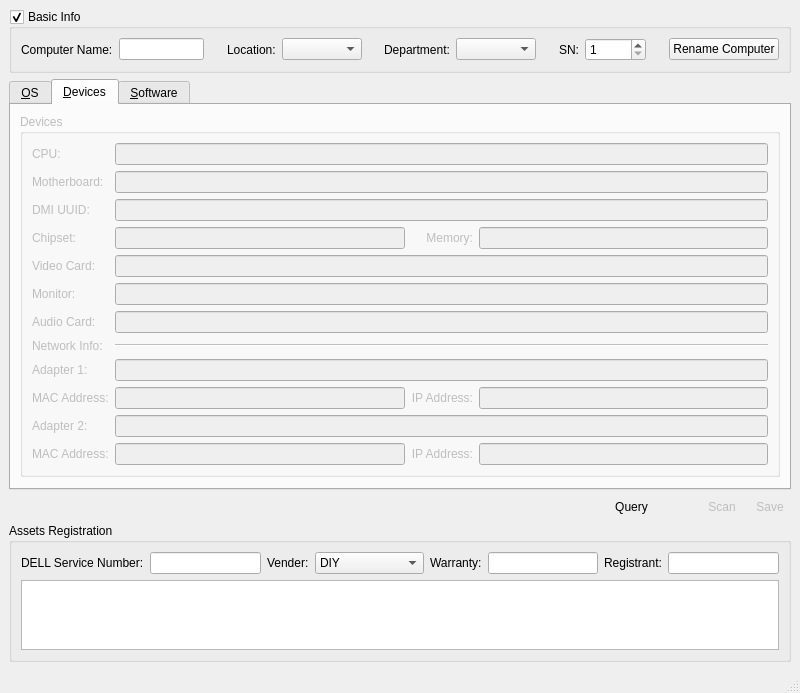
Above: APP/src/plugins/systeminfo/systeminfo.ui from RallyWRT/qtapplications before the change. Below: the same form after it.
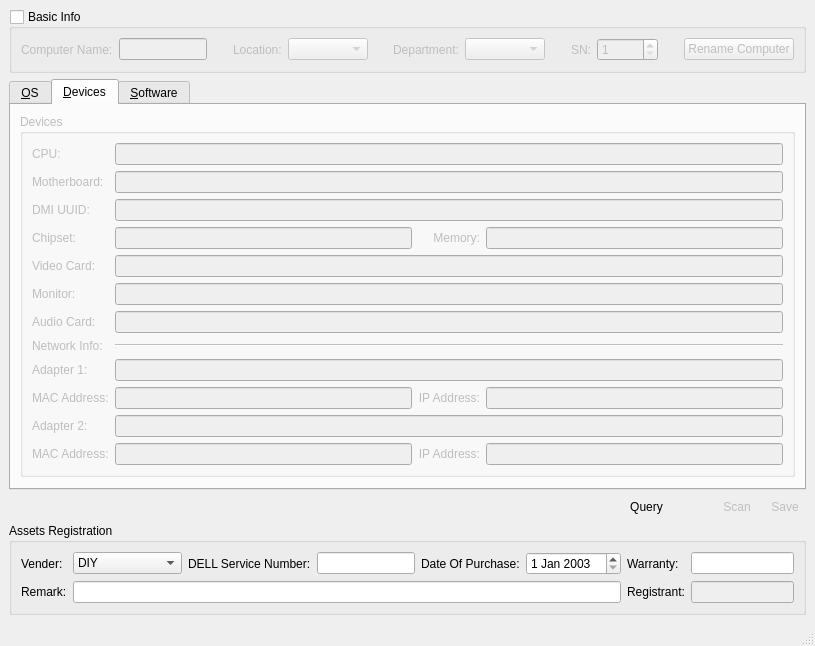
That is the form after the change. Icons and pictures are not drawn.

```diff
--- a/APP/src/plugins/systeminfo/systeminfo.ui
+++ b/APP/src/plugins/systeminfo/systeminfo.ui
@@ -6,8 +6,8 @@
    <rect>
     <x>0</x>
     <y>0</y>
-    <width>800</width>
-    <height>646</height>
+    <width>815</width>
+    <height>601</height>
    </rect>
   </property>
   <property name="windowTitle">
@@ -17,6 +17,9 @@
    <layout class="QGridLayout" name="gridLayout_3">
     <item row="0" column="0">
      <widget class="QGroupBox" name="groupBoxBasicSettings_2">
+      <property name="enabled">
+       <bool>true</bool>
+      </property>
       <property name="title">
        <string>Basic Info</string>
       </property>
@@ -24,7 +27,7 @@
        <bool>true</bool>
       </property>
       <property name="checked">
-       <bool>true</bool>
+       <bool>false</bool>
       </property>
       <layout class="QHBoxLayout" name="horizontalLayout_3">
        <item>
@@ -752,73 +755,114 @@
        <string>Assets Registration </string>
       </property>
       <layout class="QGridLayout" name="gridLayout">
-       <item row="0" column="6">
+       <item row="1" column="7">
         <widget class="QLabel" name="label_5">
          <property name="text">
           <string>Registrant:</string>
          </property>
         </widget>
        </item>
-       <item row="0" column="0">
+       <item row="1" column="0">
+        <widget class="QLabel" name="labelRemark">
+         <property name="text">
+          <string>Remark:</string>
+         </property>
+        </widget>
+       </item>
+       <item row="1" column="8">
+        <widget class="QLineEdit" name="lineEditRegistrant">
+         <property name="enabled">
+          <bool>false</bool>
+         </property>
+         <property name="readOnly">
+          <bool>true</bool>
+         </property>
+        </widget>
+       </item>
+       <item row="0" column="2">
         <widget class="QLabel" name="label">
          <property name="text">
           <string>DELL Service Number:</string>
          </property>
         </widget>
        </item>
-       <item row="0" column="1">
+       <item row="0" column="3" colspan="2">
         <widget class="QLineEdit" name="lineEditDellServiceNumber"/>
        </item>
-       <item row="0" column="2">
-        <widget class="QLabel" name="label_3">
-         <property name="text">
-          <string>Vender:</string>
-         </property>
-        </widget>
-       </item>
-       <item row="0" column="3">
-        <widget class="QComboBox" name="comboBoxVender">
-         <item>
-          <property name="text">
-           <string>DIY</string>
-          </property>
-         </item>
-         <item>
-          <property name="text">
-           <string>DELL Desktop</string>
-          </property>
-         </item>
-         <item>
-          <property name="text">
-           <string>DELL Laptop</string>
-          </property>
-         </item>
-         <item>
-          <property name="text">
-           <string>Other</string>
-          </property>
-         </item>
-        </widget>
-       </item>
-       <item row="0" column="5">
+       <item row="0" column="8">
         <widget class="QLineEdit" name="lineEditWarranty"/>
        </item>
-       <item row="0" column="4">
+       <item row="0" column="7">
         <widget class="QLabel" name="label_4">
          <property name="text">
           <string>Warranty:</string>
          </property>
         </widget>
        </item>
-       <item row="0" column="7">
-        <widget class="QLineEdit" name="lineEditRegistrant">
-         <property name="readOnly">
-          <bool>true</bool>
+       <item row="0" column="0">
+        <widget class="QLabel" name="label_3">
+         <property name="text">
+          <string>Vender:</string>
          </property>
         </widget>
        </item>
-       <item row="1" column="0" colspan="8">
-        <widget class="QTextEdit" name="textEditRemark"/>
+       <item row="0" column="5">
+        <widget class="QLabel" name="label_7">
+         <property name="text">
+          <string>Date Of Purchase:</string>
+         </property>
+        </widget>
+       </item>
+       <item row="0" column="6">
+        <widget class="QDateEdit" name="dateEditDateOfPurchase">
+         <property name="maximumDateTime">
+          <datetime>
+           <hour>23</hour>
+           <minute>59</minute>
+           <second>59</second>
+           <year>2015</year>
+           <month>12</month>
+           <day>31</day>
+          </datetime>
+         </property>
+         <property name="minimumDateTime">
+          <datetime>
+           <hour>0</hour>
+           <minute>0</minute>
+           <second>0</second>
+           <year>2003</year>
+           <month>1</month>
+           <day>1</day>
+          </datetime>
+         </property>
+        </widget>
+       </item>
+       <item row="1" column="1" colspan="6">
+        <widget class="QLineEdit" name="lineEditRemark"/>
+       </item>
+       <item row="0" column="1">
+        <widget class="QComboBox" name="comboBoxVender">
+         <item>
+          <property name="text">
+           <string notr="true">DIY</string>
+          </property>
+         </item>
+         <item>
+          <property name="text">
+           <string notr="true">DELL Desktop</string>
+          </property>
+         </item>
+         <item>
+          <property name="text">
+           <string notr="true">DELL Laptop</string>
+          </property>
+         </item>
+         <item>
+          <property name="text">
+           <string notr="true">Other</string>
+          </property>
+         </item>
+        </widget>
        </item>
       </layout>
      </widget>
```
